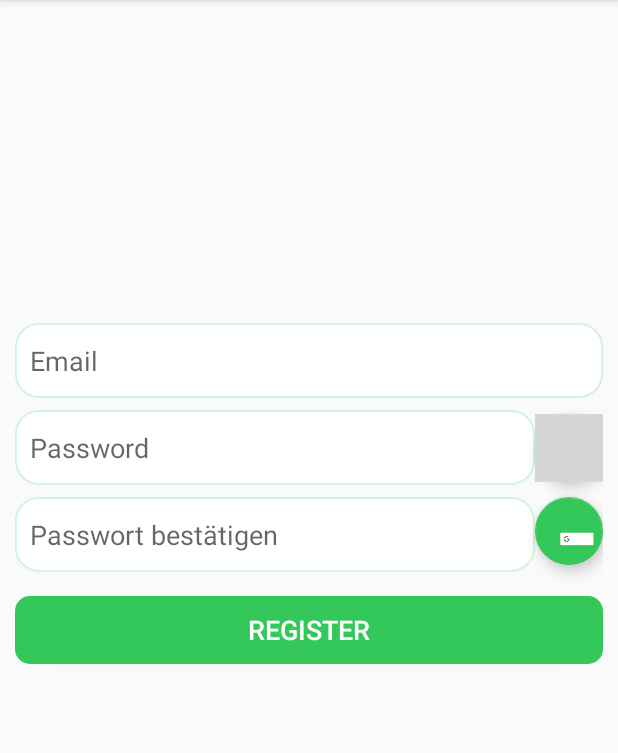
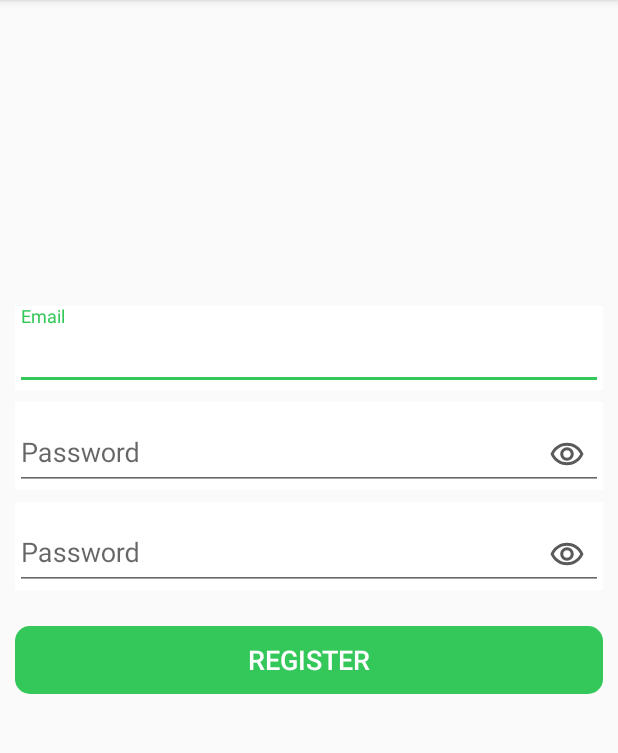
Before and after one commit to 20160090/SmartHome, an Android app: the RegistrationActivity screen opened directly, with no data from a screen before it, on a phone screen of 412 x 824 dp, the part 84-837 px from its top. Run offline under Robolectric (Android 15) with nearby library versions, the phone set to English and light mode, and no system bars; our stand-ins replace Firebase (no records; nobody signed in at launch, a user with empty details on screens opened directly); grey boxes are pictures that could not be loaded.

Commit message:
Login/Registration fertig

```diff
--- a/app/build.gradle
+++ b/app/build.gradle
@@ -48,8 +48,6 @@ dependencies {
     implementation 'com.github.PhilJay:MPAndroidChart:v3.1.0'
     implementation 'com.beardedhen:androidbootstrap:2.3.1'
     implementation 'com.github.pwittchen:weathericonview:1.1.0'
-    //noinspection GradleCompatible
-    implementation 'com.android.support:design:28.0.0'
 
     implementation 'androidx.legacy:legacy-support-v4:1.0.0'
     implementation 'androidx.recyclerview:recyclerview:1.1.0'
--- a/app/src/main/java/com/example/smarthome/RegistrationActivity.java
+++ b/app/src/main/java/com/example/smarthome/RegistrationActivity.java
@@ -42,60 +42,15 @@ public class RegistrationActivity extends AppCompatActivity {
 
         this.mAuth = FirebaseAuth.getInstance();
 
-        this.emailEt = findViewById(R.id.email);
-        this.passwordEt = findViewById(R.id.password);
-        this.passwordConEt = findViewById(R.id.passwordConfirm);
+        this.emailEt = findViewById(R.id.etEmail);
+        this.passwordEt = findViewById(R.id.etPassword);
+        this.passwordConEt = findViewById(R.id.etPasswordConfirm);
         Button regBtn = findViewById(R.id.register);
-        FloatingActionButton showBtn = findViewById(R.id.showBtn);
-        FloatingActionButton showBtnCon = findViewById(R.id.showBtnCon);
-        showBtn.setOnTouchListener((view, motionEvent) -> {
-            switch (motionEvent.getAction()) {
-                case MotionEvent.ACTION_UP:
-                    passwordEt.setInputType(InputType.TYPE_CLASS_TEXT |InputType.TYPE_TEXT_VARIATION_PASSWORD);
-                    break;
-                case MotionEvent.ACTION_DOWN:
-                        passwordEt.setInputType(InputType.TYPE_CLASS_TEXT);
-                        break;
-            }
-            return true;
-        });
-        showBtnCon.setOnTouchListener((view, motionEvent) -> {
-            switch (motionEvent.getAction()) {
-                case MotionEvent.ACTION_UP:
-                    passwordConEt.setInputType(InputType.TYPE_CLASS_TEXT |InputType.TYPE_TEXT_VARIATION_PASSWORD);
-                    break;
-                case MotionEvent.ACTION_DOWN:
-                    passwordConEt.setInputType(InputType.TYPE_CLASS_TEXT);
-                    break;
-            }
-            return true;
-        });
 
         this.progressBar = findViewById(R.id.progressBar);
 
         regBtn.setOnClickListener(view -> registerUser());
 
-
-        /*showBtn.setOnTouchListener((view, motionEvent) -> {
-            if(motionEvent.getAction() == MotionEvent.ACTION_BUTTON_PRESS){
-             passwordEt.setTransformationMethod(HideReturnsTransformationMethod.getInstance());
-            }
-            else{
-                passwordEt.setTransformationMethod(PasswordTransformationMethod.getInstance());
-            }
-
-            return false;
-        });
-        showBtnCon.setOnTouchListener((view, motionEvent) -> {
-            if(motionEvent.getAction() == MotionEvent.ACTION_BUTTON_PRESS){
-                passwordEt.setTransformationMethod(HideReturnsTransformationMethod.getInstance());
-            }
-            else{
-                passwordEt.setTransformationMethod(PasswordTransformationMethod.getInstance());
-            }
-
-            return false;
-        });*/
     }
 
     @SuppressLint("ShowToast")
--- /dev/null
+++ b/app/src/main/res/drawable/ic_outline_remove_red_eye_24.xml
@@ -0,0 +1,10 @@
+<vector xmlns:android="http://schemas.android.com/apk/res/android"
+    android:width="24dp"
+    android:height="24dp"
+    android:viewportWidth="24"
+    android:viewportHeight="24"
+    android:tint="?attr/colorControlNormal">
+  <path
+      android:fillColor="@android:color/white"
+      android:pathData="M12,6.5c3.79,0 7.17,2.13 8.82,5.5 -1.65,3.37 -5.02,5.5 -8.82,5.5S4.83,15.37 3.18,12C4.83,8.63 8.21,6.5 12,6.5m0,-2C7,4.5 2.73,7.61 1,12c1.73,4.39 6,7.5 11,7.5s9.27,-3.11 11,-7.5c-1.73,-4.39 -6,-7.5 -11,-7.5zM12,9.5c1.38,0 2.5,1.12 2.5,2.5s-1.12,2.5 -2.5,2.5 -2.5,-1.12 -2.5,-2.5 1.12,-2.5 2.5,-2.5m0,-2c-2.48,0 -4.5,2.02 -4.5,4.5s2.02,4.5 4.5,4.5 4.5,-2.02 4.5,-4.5 -2.02,-4.5 -4.5,-4.5z"/>
+</vector>
--- a/app/src/main/res/layout/activity_registration.xml
+++ b/app/src/main/res/layout/activity_registration.xml
@@ -10,86 +10,90 @@
     android:paddingRight="10dp"
     tools:context=".RegistrationActivity">
 
-    <EditText
-        android:id="@+id/email"
+    <androidx.constraintlayout.widget.ConstraintLayout
+        android:id="@+id/loginLayout"
         android:layout_width="match_parent"
-        android:layout_height="50dp"
-        android:autofillHints=""
-        android:background="@drawable/rounded_edittext"
-        android:hint="@string/email"
-        android:inputType="textEmailAddress"
-        android:paddingLeft="10dp"
-        android:paddingRight="10dp"
-        android:textSize="18sp"
+        android:layout_height="wrap_content"
         app:layout_constraintBottom_toBottomOf="parent"
         app:layout_constraintEnd_toEndOf="parent"
         app:layout_constraintStart_toStartOf="parent"
         app:layout_constraintTop_toTopOf="parent"
-        app:layout_constraintVertical_bias="0.3" />
+        app:layout_constraintVertical_bias="0.4">
+
+        <com.google.android.material.textfield.TextInputLayout
+            android:id="@+id/layout_email"
+            android:layout_width="match_parent"
+            android:layout_height="wrap_content"
+            android:background="@color/white"
+            app:layout_constraintEnd_toEndOf="parent"
+            app:layout_constraintHorizontal_bias="0.0"
+            app:layout_constraintStart_toStartOf="parent"
+            app:layout_constraintTop_toTopOf="parent">
 
             <EditText
-        android:id="@+id/password"
-        android:layout_width="0dp"
-        android:layout_height="50dp"
+                android:id="@+id/etEmail"
+                android:layout_width="match_parent"
+                android:layout_height="wrap_content"
+                android:autofillHints=""
+                android:hint="@string/email"
+                android:inputType="textEmailAddress"
+                android:textColor="#000000" />
+        </com.google.android.material.textfield.TextInputLayout>
+
+        <com.google.android.material.textfield.TextInputLayout
+            android:id="@+id/layout_password"
+            android:layout_width="match_parent"
+            android:layout_height="wrap_content"
+            android:layout_below="@id/layout_email"
             android:layout_marginTop="8dp"
+            android:background="@color/white"
+            app:layout_constraintEnd_toEndOf="parent"
+            app:layout_constraintStart_toStartOf="parent"
+            app:layout_constraintTop_toBottomOf="@+id/layout_email"
+            app:passwordToggleDrawable="@drawable/ic_outline_remove_red_eye_24"
+            app:passwordToggleEnabled="true"
+            app:passwordToggleTint="@color/colorHeading">
+
+            <EditText
+                android:id="@+id/etPassword"
+                android:layout_width="match_parent"
+                android:layout_height="wrap_content"
+                android:layout_marginTop="45dp"
                 android:autofillHints=""
-        android:background="@drawable/rounded_edittext"
                 android:hint="@string/password"
                 android:inputType="textPassword"
-        android:paddingLeft="10dp"
-        android:paddingRight="10dp"
-        android:textSize="18sp"
-        app:layout_constraintEnd_toStartOf="@+id/showBtn"
+                android:textColor="#000000" />
+        </com.google.android.material.textfield.TextInputLayout>
+
+        <com.google.android.material.textfield.TextInputLayout
+            android:id="@+id/layout_password_confirm"
+            android:layout_width="match_parent"
+            android:layout_height="wrap_content"
+            android:layout_marginTop="8dp"
+            android:background="@color/white"
+            app:layout_constraintEnd_toEndOf="parent"
             app:layout_constraintStart_toStartOf="parent"
-        app:layout_constraintTop_toBottomOf="@+id/email" />
+            app:layout_constraintTop_toBottomOf="@+id/layout_password"
+            app:passwordToggleDrawable="@drawable/ic_outline_remove_red_eye_24"
+            app:passwordToggleEnabled="true"
+            app:passwordToggleTint="@color/colorHeading">
 
             <EditText
-        android:id="@+id/passwordConfirm"
-        android:layout_width="0dp"
-        android:layout_height="50dp"
-        android:layout_marginTop="8dp"
+                android:id="@+id/etPasswordConfirm"
+                android:layout_width="match_parent"
+                android:layout_height="wrap_content"
+                android:layout_marginTop="45dp"
                 android:autofillHints=""
-        android:background="@drawable/rounded_edittext"
-        android:hint="@string/passwort_confirm"
+                android:hint="@string/password"
                 android:inputType="textPassword"
-        android:paddingLeft="10dp"
-        android:paddingRight="10dp"
-        android:textSize="18sp"
-        app:layout_constraintEnd_toStartOf="@+id/showBtnCon"
-        app:layout_constraintStart_toStartOf="parent"
-        app:layout_constraintTop_toBottomOf="@+id/password" />
-
-    <com.google.android.material.floatingactionbutton.FloatingActionButton
-        android:id="@+id/showBtn"
-        android:layout_width="45dp"
-        android:layout_height="wrap_content"
-        android:background="@drawable/rounded_weather"
-        android:contentDescription="@string/show"
-        android:src="@drawable/ic_android_white_18dp"
-        android:visibility="visible"
-        app:layout_constraintBottom_toTopOf="@+id/passwordConfirm"
-        app:layout_constraintEnd_toEndOf="parent"
-        app:layout_constraintTop_toBottomOf="@+id/email" />
-
-    <com.google.android.material.floatingactionbutton.FloatingActionButton
-        android:id="@+id/showBtnCon"
-        android:layout_width="45dp"
-        android:layout_height="wrap_content"
-        android:layout_marginTop="8dp"
-        android:background="@drawable/rounded_weather"
-        android:contentDescription="@string/show"
-        android:src="@drawable/common_google_signin_btn_text_light_normal"
-        android:visibility="visible"
-        app:layout_constraintEnd_toEndOf="parent"
-        app:layout_constraintTop_toBottomOf="@+id/password"
-        tools:visibility="visible" />
+                android:textColor="#000000" />
+        </com.google.android.material.textfield.TextInputLayout>
 
         <Button
             android:id="@+id/register"
             android:layout_width="match_parent"
             android:layout_height="45dp"
-        android:layout_marginTop="16dp"
-        android:layout_marginBottom="100dp"
+            android:layout_marginTop="24dp"
             android:background="@drawable/rounded_log_sign"
             android:text="@string/register"
             android:textColor="#FFFFFF"
@@ -97,7 +101,7 @@
             app:layout_constraintBottom_toBottomOf="parent"
             app:layout_constraintEnd_toEndOf="parent"
             app:layout_constraintStart_toStartOf="parent"
-        app:layout_constraintTop_toBottomOf="@id/passwordConfirm"
+            app:layout_constraintTop_toBottomOf="@id/layout_password_confirm"
             app:layout_constraintVertical_bias="0.0" />
 
         <ProgressBar
@@ -111,5 +115,5 @@
             app:layout_constraintTop_toTopOf="parent" />
 
 
-
     </androidx.constraintlayout.widget.ConstraintLayout>
+</androidx.constraintlayout.widget.ConstraintLayout>
```
Also changed, not shown: app/src/main/java/com/example/smarthome/LoginActivity.java (+4 -4 lines), app/src/main/res/layout/activity_login.xml (+42 -28 lines). Lines whose indentation alone changed are shown as unchanged.
